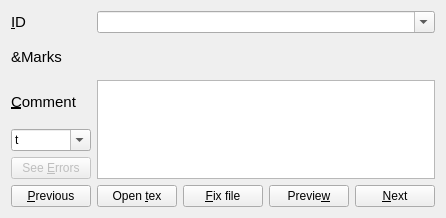
This is grader_improved/grader_editor.ui in shubhamshuklaer/autog as Qt 5 draws it before an edit. The edited form follows.
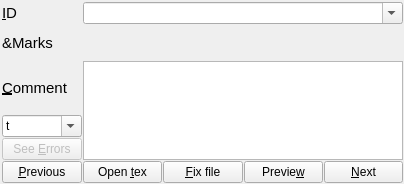
This is the edited form.

Commit message: Added the custom latex option

What changed in the file:
```diff
--- a/grader_improved/grader_editor.ui
+++ b/grader_improved/grader_editor.ui
@@ -6,8 +6,8 @@
    <rect>
     <x>0</x>
     <y>0</y>
-    <width>431</width>
-    <height>218</height>
+    <width>404</width>
+    <height>184</height>
    </rect>
   </property>
   <property name="sizePolicy">
@@ -19,9 +19,19 @@
   <property name="windowTitle">
    <string>Form</string>
   </property>
-  <layout class="QGridLayout" name="gridLayout_2">
-   <item row="0" column="0">
+  <widget class="QWidget" name="layoutWidget">
+   <property name="geometry">
+    <rect>
+     <x>2</x>
+     <y>2</y>
+     <width>401</width>
+     <height>181</height>
+    </rect>
+   </property>
     <layout class="QGridLayout" name="gridLayout">
+    <property name="spacing">
+     <number>1</number>
+    </property>
      <item row="1" column="0">
       <widget class="QLabel" name="marks_label">
        <property name="minimumSize">
@@ -105,7 +115,7 @@
        </property>
        <property name="minimumSize">
         <size>
-         <width>315</width>
+        <width>310</width>
          <height>35</height>
         </size>
        </property>
@@ -270,8 +280,7 @@
       </widget>
      </item>
     </layout>
-   </item>
-  </layout>
+  </widget>
  </widget>
  <tabstops>
   <tabstop>file_name_combo</tabstop>
```
Left out of the diff: 5 changed lines with no effect on the pictures. Lines whose indentation alone changed are shown as unchanged. The commit also changes 2 other files.
